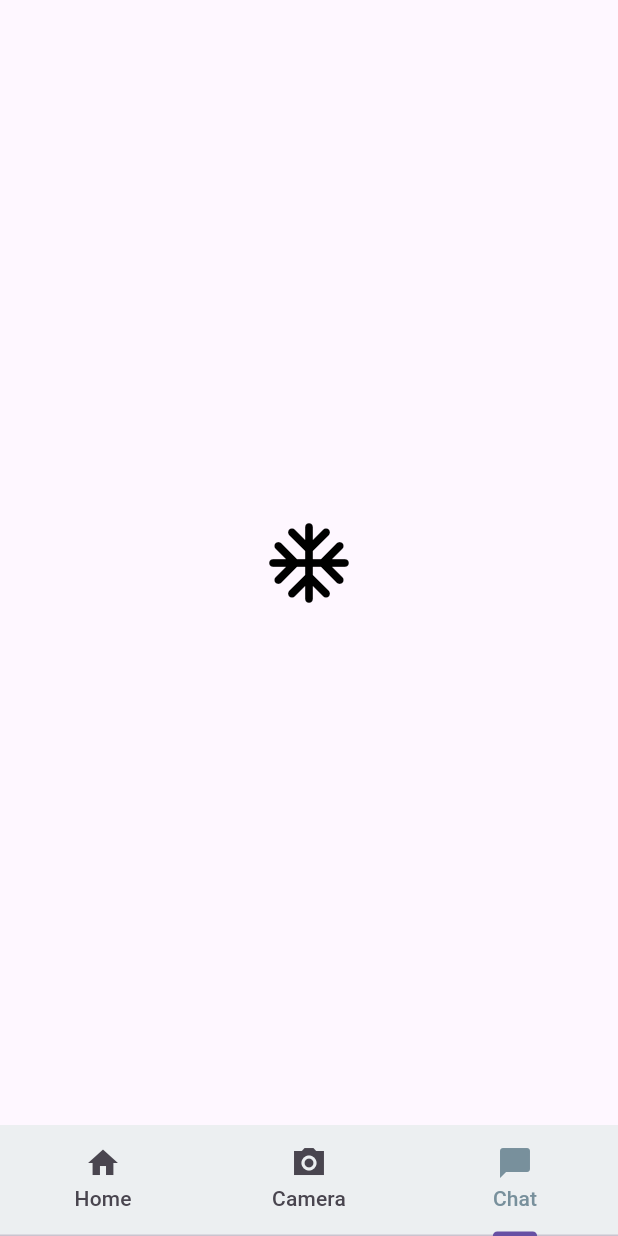
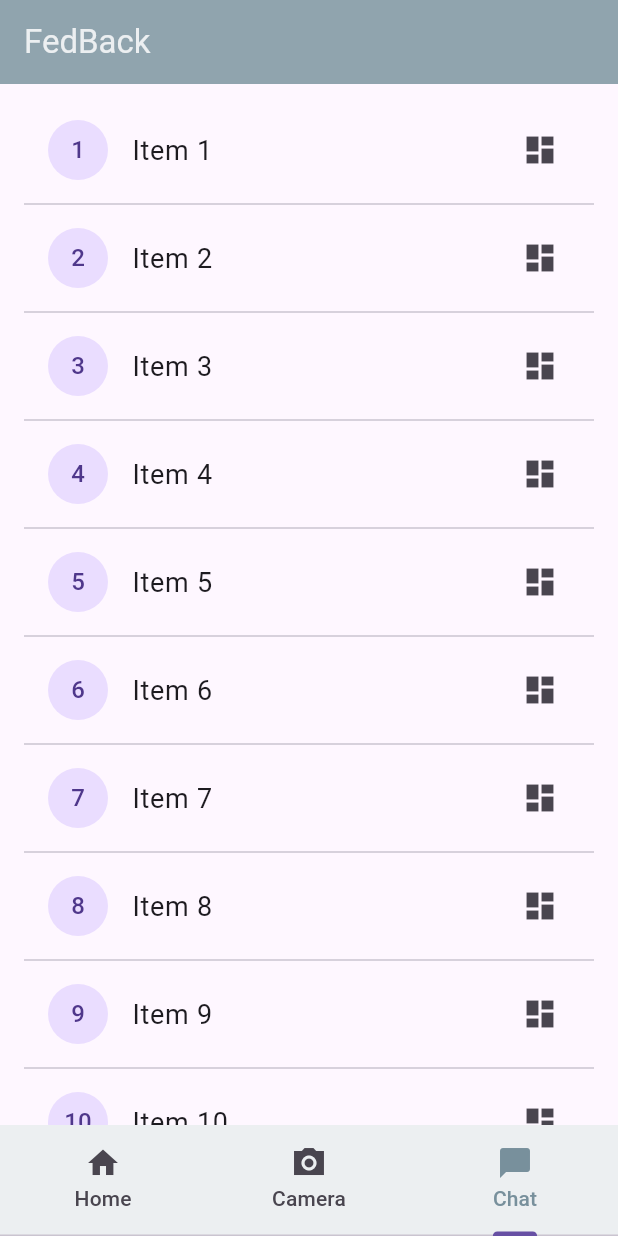
Before and after one commit to NTUMBABU/Projet_PMH, a Flutter app: the screen it shows after launch, item 3 of the bottom bar chosen, on a phone screen of 412 x 824 dp. Run offline on Flutter 3.47's test engine with Material 2 defaults, Android fonts, the phone set to English and light mode, and no system bars.

Commit message:
creation de la premier parti du chate

```diff
--- a/lib/screen/chate.dart
+++ b/lib/screen/chate.dart
@@ -10,11 +10,32 @@ class Chate extends StatefulWidget {
 class _ChateState extends State<Chate> {
   @override
   Widget build(BuildContext context) {
-    return Center(
-        child: Icon(
-      Icons.ac_unit_rounded,
-      size: 64.0,
-      color: Colors.black,
-    ));
+
+    const numItems = 20;
+    const _biggerFont = TextStyle(fontSize: 18.0);
+
+    Widget _buildRow(int idx){
+      return ListTile(
+        leading: CircleAvatar(child: Text('$idx'),),
+        title: Text('Item $idx', style: _biggerFont),
+        trailing: Icon(Icons.dashboard),
+      );
+    }
+
+    return Scaffold(
+      appBar: AppBar(
+        title: const Text('FedBack', style: TextStyle(color: Color(0xFFECEFF1))),
+        backgroundColor: const Color(0xFF90A4AE),
+      ),
+      body: ListView.builder(
+        itemCount: numItems * 2,
+        padding: EdgeInsets.all(16.0),
+        itemBuilder: (BuildContext context, int i){
+          if(i.isOdd) return const Divider();
+          final index = i ~/ 2 + 1;
+          return _buildRow(index);
+        },
+      )
+    );
   }
 }
```
